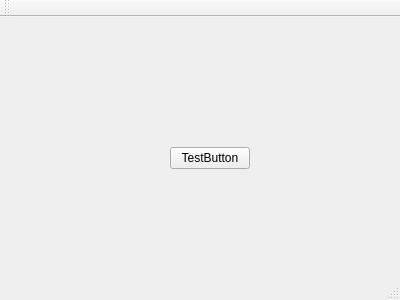
Above: mainwindow.ui from hanspistorstetson/ProjectRevamp before the change. Below: the same form after it.
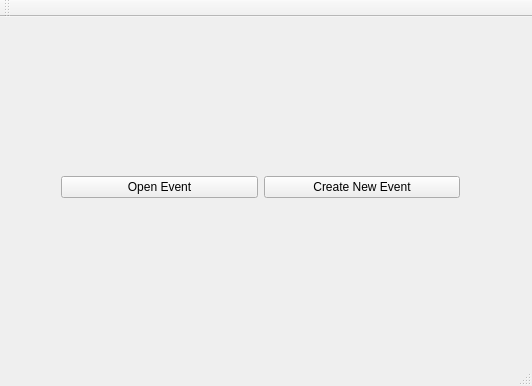
That is the form after the change.

What changed in the file:
```diff
--- a/mainwindow.ui
+++ b/mainwindow.ui
@@ -6,26 +6,39 @@
    <rect>
     <x>0</x>
     <y>0</y>
-    <width>400</width>
-    <height>300</height>
+    <width>532</width>
+    <height>386</height>
    </rect>
   </property>
   <property name="windowTitle">
    <string>MainWindow</string>
   </property>
   <widget class="QWidget" name="centralWidget">
-   <widget class="QPushButton" name="pushButton">
+   <widget class="QWidget" name="">
     <property name="geometry">
      <rect>
-      <x>170</x>
-      <y>130</y>
-      <width>80</width>
-      <height>22</height>
+      <x>50</x>
+      <y>120</y>
+      <width>421</width>
+      <height>101</height>
      </rect>
     </property>
-    <property name="text">
-     <string>TestButton</string>
-    </property>
+    <layout class="QHBoxLayout" name="horizontalLayout">
+     <item>
+      <widget class="QPushButton" name="eventOpenButton">
+       <property name="text">
+        <string>Open Event</string>
+       </property>
+      </widget>
+     </item>
+     <item>
+      <widget class="QPushButton" name="eventCreateButton">
+       <property name="text">
+        <string>Create New Event</string>
+       </property>
+      </widget>
+     </item>
+    </layout>
    </widget>
   </widget>
   <widget class="QMenuBar" name="menuBar">
```
Left out of the diff: 2 changed lines with no effect on the pictures.
